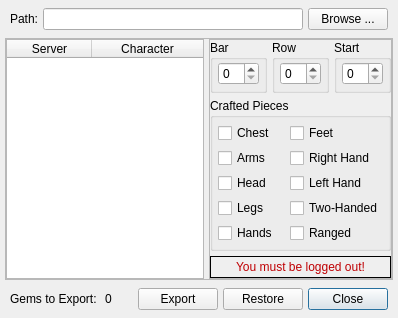
Before: the Qt Designer form interface/CraftBarDialog.ui in WesRoach/SpellcraftingCalculator, drawn with Qt 5.
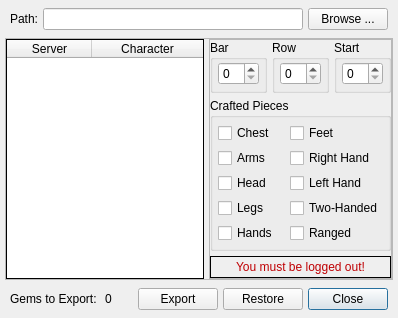
After: the same form once the commit is applied.

Diff of the .ui file:
```diff
--- a/interface/CraftBarDialog.ui
+++ b/interface/CraftBarDialog.ui
@@ -98,7 +98,7 @@
          <enum>Qt::DefaultContextMenu</enum>
         </property>
         <property name="frameShape">
-         <enum>QFrame::StyledPanel</enum>
+         <enum>QFrame::Box</enum>
         </property>
         <property name="frameShadow">
          <enum>QFrame::Plain</enum>
@@ -113,7 +113,7 @@
          <bool>false</bool>
         </property>
         <property name="alternatingRowColors">
-         <bool>true</bool>
+         <bool>false</bool>
         </property>
         <property name="selectionMode">
          <enum>QAbstractItemView::SingleSelection</enum>
@@ -128,7 +128,7 @@
          <enum>Qt::NoPen</enum>
         </property>
         <property name="sortingEnabled">
-         <bool>true</bool>
+         <bool>false</bool>
         </property>
         <property name="wordWrap">
          <bool>false</bool>
@@ -151,6 +151,9 @@
         <attribute name="horizontalHeaderMinimumSectionSize">
          <number>50</number>
         </attribute>
+        <attribute name="horizontalHeaderShowSortIndicator" stdset="0">
+         <bool>false</bool>
+        </attribute>
         <attribute name="horizontalHeaderStretchLastSection">
          <bool>true</bool>
         </attribute>
```
Left out of the diff: 6 changed lines with no effect on the pictures.
